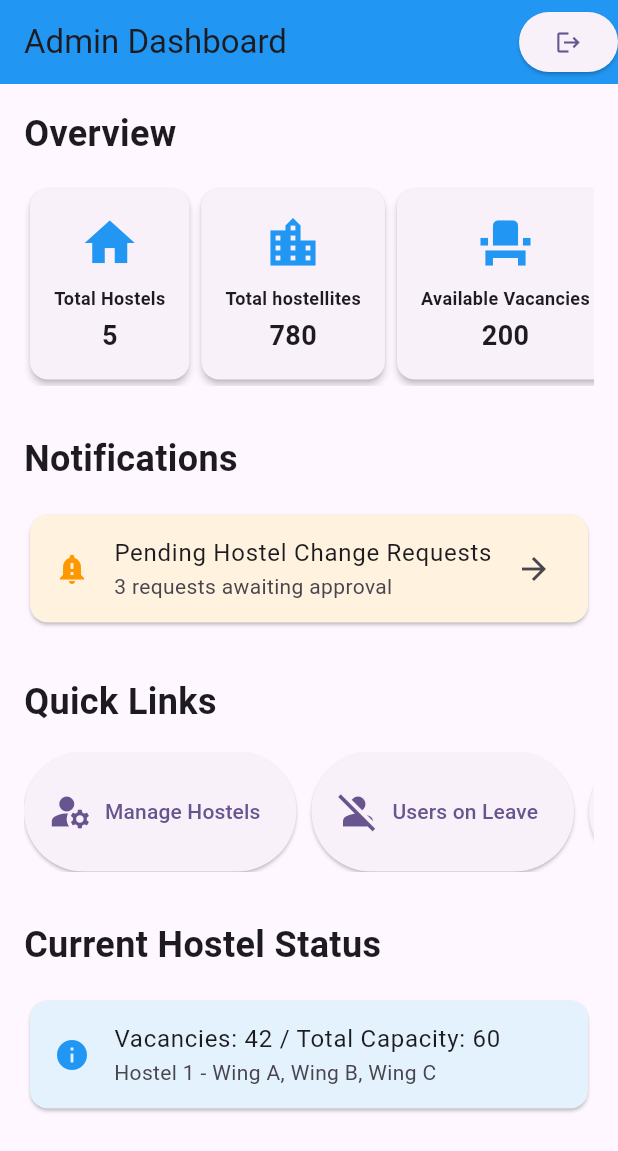
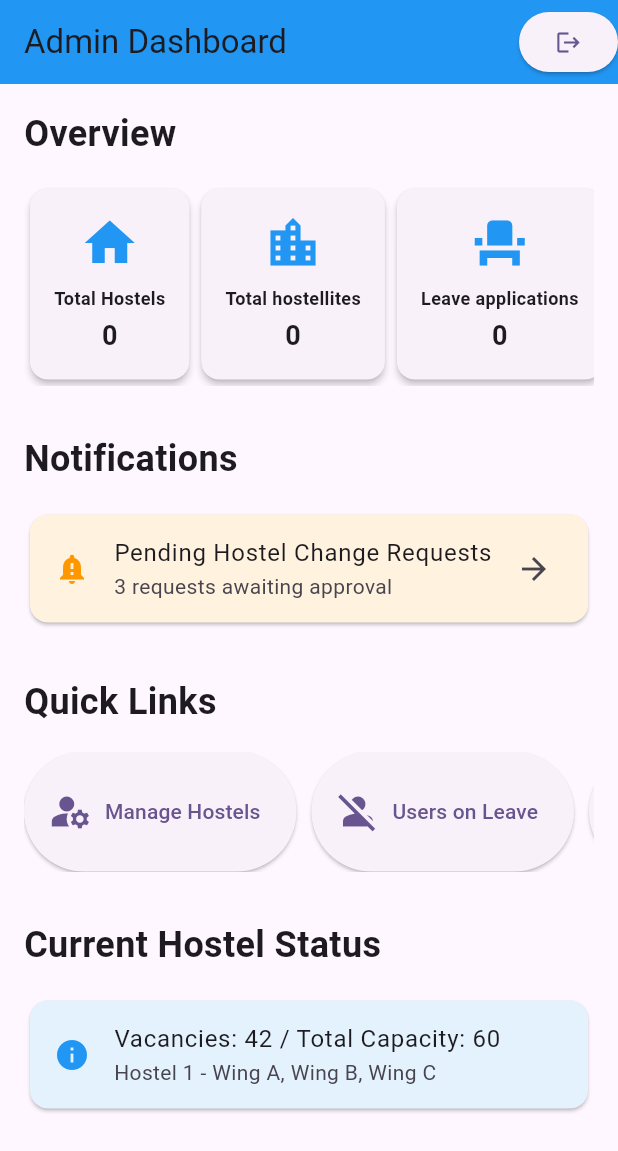
Before and after one commit to sogalabhi/IRIS_2024_ABHIJITH_SOGAL_231CV203, a Flutter app: the AdminDashboardPage screen opened directly, on a phone screen of 412 x 824 dp. Shown: the top 1151 px of the screen. Run offline on Flutter 3.47's test engine with Material 3 defaults, Android fonts, the phone set to English and light mode, and no system bars; our stand-ins replace cloud_firestore, firebase_auth, firebase_core, hive, hive_flutter; accounts and stored records are empty.

Commit message:
hostel change request

```diff
--- a/lib/main.dart
+++ b/lib/main.dart
@@ -1,10 +1,8 @@
 import 'package:flutter/material.dart';
 import 'package:hive_flutter/hive_flutter.dart';
 import 'package:iris_app/pages/admin/dashboard.dart';
-import 'package:iris_app/pages/admin/hostelchangerequests.dart';
 import 'package:iris_app/pages/login.dart';
 import 'package:iris_app/pages/user/homepage.dart';
-import 'package:iris_app/pages/user/hostelchange.dart';
 import 'package:path_provider/path_provider.dart';
 import 'package:firebase_core/firebase_core.dart';
 import 'firebase_options.dart';
--- a/lib/pages/admin/dashboard.dart
+++ b/lib/pages/admin/dashboard.dart
@@ -1,17 +1,45 @@
+import 'package:cloud_firestore/cloud_firestore.dart';
 import 'package:firebase_auth/firebase_auth.dart';
 import 'package:flutter/material.dart';
 import 'package:iris_app/pages/admin/hostelchangerequests.dart';
-import 'package:iris_app/pages/admin/manageHostels.dart';
+import 'package:iris_app/pages/admin/managehostels.dart';
 import 'package:iris_app/pages/admin/usermanagement.dart';
 import 'package:iris_app/pages/admin/usersonleave.dart';
 import 'package:iris_app/pages/login.dart';
 
-class AdminDashboardPage extends StatelessWidget {
+class AdminDashboardPage extends StatefulWidget {
   const AdminDashboardPage({super.key});
 
   @override
+  State<AdminDashboardPage> createState() => _AdminDashboardPageState();
+}
+
+class _AdminDashboardPageState extends State<AdminDashboardPage> {
+  int? users = 0, hostels = 0, leaveApplications = 0;
+  void getDocumentCount() async {
+    // Get the collection reference
+    QuerySnapshot snapshot1 =
+        await FirebaseFirestore.instance.collection('users').get();
+    QuerySnapshot snapshot2 =
+        await FirebaseFirestore.instance.collection('hostels').get();
+    QuerySnapshot snapshot3 =
+        await FirebaseFirestore.instance.collection('leave_applications').get();
+    setState(() {
+      users = snapshot1.docs.length;
+      hostels = snapshot2.docs.length;
+      leaveApplications = snapshot3.docs.length;
+    });
+  }
+
+  @override
+  void initState() {
+    getDocumentCount();
+    super.initState();
+  }
+
+  @override
   Widget build(BuildContext context) {
-    void _signout() async {
+    void signout() async {
       await FirebaseAuth.instance.signOut();
       Navigator.pushReplacement(
           context, MaterialPageRoute(builder: (context) => const LoginPage()));
@@ -22,7 +50,7 @@ class AdminDashboardPage extends StatelessWidget {
         title: const Text("Admin Dashboard"),
         actions: [
           ElevatedButton(
-            onPressed: _signout,
+            onPressed: signout,
             child: const Icon(Icons.logout),
           ),
         ],
@@ -44,11 +72,11 @@ class AdminDashboardPage extends StatelessWidget {
               child: Row(
                 mainAxisAlignment: MainAxisAlignment.spaceBetween,
                 children: [
-                  buildOverviewCard("Total Hostels", "5", Icons.home),
+                  buildOverviewCard("Total Hostels", '$hostels', Icons.home),
                   buildOverviewCard(
-                      "Total hostellites", "780", Icons.location_city),
-                  buildOverviewCard(
-                      "Available Vacancies", "200", Icons.event_seat),
+                      "Total hostellites", '$users', Icons.location_city),
+                  buildOverviewCard("Leave applications", '$leaveApplications',
+                      Icons.event_seat),
                 ],
               ),
             ),
--- a/lib/pages/admin/hostelchangerequests.dart
+++ b/lib/pages/admin/hostelchangerequests.dart
@@ -135,7 +135,7 @@ class _HostelChangeRequestsPageState extends State<HostelChangeRequestsPage> {
           'wingName': updatedHostelData[hostelId]['floors'][floorId]['wings']
               [wingId]['name'],
           'floorId': floorId,
-          'floorNumber ': updatedHostelData[hostelId]['floors'][floorId]
+          'floorNumber': updatedHostelData[hostelId]['floors'][floorId]
               ['name'],
         },
       });
--- a/lib/pages/admin/manageHostels.dart
+++ b/lib/pages/admin/manageHostels.dart
@@ -53,7 +53,7 @@ class _HostelManagementPageState extends State<HostelManagementPage> {
             Navigator.push(
                 context,
                 MaterialPageRoute(
-                    builder: (context) => CreateHostelPage()));
+                    builder: (context) => const CreateHostelPage()));
           },
           child: const Icon(
             Icons.add_box_sharp,
@@ -129,12 +129,12 @@ class _HostelManagementPageState extends State<HostelManagementPage> {
   // Helper function to build the list of floors and wings
   List<Widget> _buildFloorsList(Map<String, dynamic> floors) {
     List<Widget> floorsList = [];
-    floors.forEach((floorName, floorData) {
+    floors.forEach((floorNumber, floorData) {
       floorsList.add(
         Column(
           crossAxisAlignment: CrossAxisAlignment.start,
           children: [
-            Text(floorData['name'] ?? floorName),
+            Text(floorData['name'] ?? floorNumber),
             ..._buildWingsList(floorData['wings']),
           ],
         ),
--- a/lib/pages/register.dart
+++ b/lib/pages/register.dart
@@ -11,10 +11,11 @@ class RegisterPage extends StatefulWidget {
   const RegisterPage({super.key});
 
   @override
-  _RegisterPageState createState() => _RegisterPageState();
+  State<RegisterPage> createState() => _RegisterPageState();
 }
 
 class _RegisterPageState extends State<RegisterPage> {
+
   final _formKey = GlobalKey<FormState>();
   final TextEditingController _nameController = TextEditingController();
   final TextEditingController _rollNoController = TextEditingController();
--- a/lib/pages/user/hostelregisteration.dart
+++ b/lib/pages/user/hostelregisteration.dart
@@ -66,7 +66,7 @@ class _HostelRegistrationPageState extends State<HostelRegistrationPage> {
           'wingName': updatedHostelData[hostelId]['floors'][floorId]['wings']
               [wingId]['name'],
           'floorId': floorId,
-          'floorNumber ': updatedHostelData[hostelId]['floors'][floorId]
+          'floorNumber': updatedHostelData[hostelId]['floors'][floorId]
               ['name'],
         },
       });
@@ -89,7 +89,6 @@ class _HostelRegistrationPageState extends State<HostelRegistrationPage> {
     }
   }
 
-  String? _newHostel;
   @override
   void initState() {
     getAllHostels();
```
Also changed, not shown: lib/pages/admin/addhostel.dart (+4 -4 lines), lib/pages/user/hostelchange.dart (+50 -64 lines).
